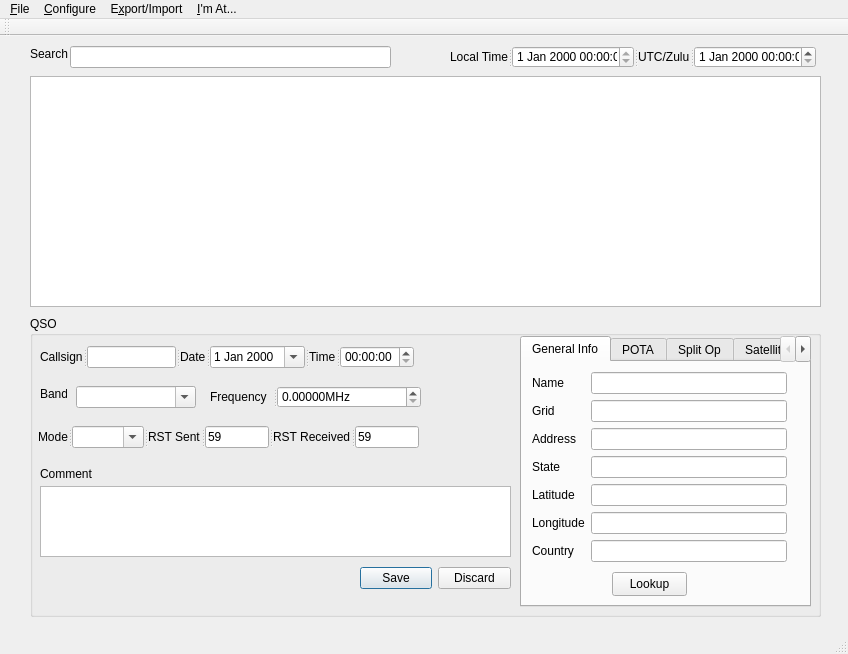
Before: the Qt Designer form qsologmainwindow.ui in fiacobelli/qsolog, drawn with Qt 5.
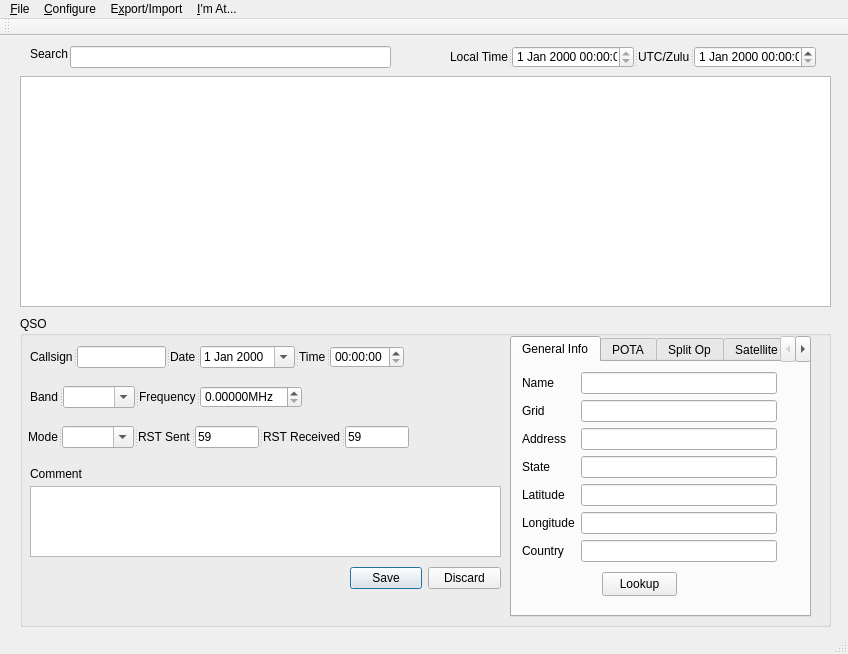
After: the same form once the commit is applied.

Diff of the .ui file:
```diff
--- a/qsologmainwindow.ui
+++ b/qsologmainwindow.ui
@@ -14,84 +14,6 @@
    <string>MainWindow</string>
   </property>
   <widget class="QWidget" name="centralwidget">
-   <widget class="QLabel" name="label_5">
-    <property name="geometry">
-     <rect>
-      <x>40</x>
-      <y>430</y>
-      <width>61</width>
-      <height>16</height>
-     </rect>
-    </property>
-    <property name="text">
-     <string>Comment</string>
-    </property>
-   </widget>
-   <widget class="QPlainTextEdit" name="commentsPlainTextEdit">
-    <property name="geometry">
-     <rect>
-      <x>40</x>
-      <y>450</y>
-      <width>471</width>
-      <height>71</height>
-     </rect>
-    </property>
-   </widget>
-   <widget class="QDialogButtonBox" name="saveQSOButtonBox">
-    <property name="geometry">
-     <rect>
-      <x>360</x>
-      <y>530</y>
-      <width>151</width>
-      <height>24</height>
-     </rect>
-    </property>
-    <property name="toolTip">
-     <string>Save or discard this entry</string>
-    </property>
-    <property name="standardButtons">
-     <set>QDialogButtonBox::Discard|QDialogButtonBox::Save</set>
-    </property>
-   </widget>
-   <widget class="QSplitter" name="splitter">
-    <property name="geometry">
-     <rect>
-      <x>40</x>
-      <y>310</y>
-      <width>374</width>
-      <height>22</height>
-     </rect>
-    </property>
-    <property name="orientation">
-     <enum>Qt::Horizontal</enum>
-    </property>
-    <widget class="QLabel" name="label">
-     <property name="text">
-      <string>Callsign</string>
-     </property>
-    </widget>
-    <widget class="QLineEdit" name="theirCallLineEdit">
-     <property name="toolTip">
-      <string>Enter the contact's callsign</string>
-     </property>
-    </widget>
-    <widget class="QLabel" name="label_2">
-     <property name="text">
-      <string>Date</string>
-     </property>
-    </widget>
-    <widget class="QDateEdit" name="dateEdit">
-     <property name="calendarPopup">
-      <bool>true</bool>
-     </property>
-    </widget>
-    <widget class="QLabel" name="label_6">
-     <property name="text">
-      <string>Time</string>
-     </property>
-    </widget>
-    <widget class="QTimeEdit" name="timeEdit"/>
-   </widget>
    <widget class="QLineEdit" name="searchLineEdit">
     <property name="geometry">
      <rect>
@@ -118,10 +40,10 @@
    <widget class="QGroupBox" name="groupBox">
     <property name="geometry">
      <rect>
-      <x>30</x>
+      <x>20</x>
       <y>280</y>
-      <width>791</width>
-      <height>301</height>
+      <width>811</width>
+      <height>311</height>
      </rect>
     </property>
     <property name="title">
@@ -132,8 +54,8 @@
       <rect>
        <x>490</x>
        <y>20</y>
-       <width>291</width>
-       <height>271</height>
+       <width>301</width>
+       <height>281</height>
       </rect>
      </property>
      <property name="currentIndex">
@@ -518,18 +440,115 @@
       </property>
      </widget>
     </widget>
+    <widget class="QSplitter" name="splitter">
+     <property name="geometry">
+      <rect>
+       <x>10</x>
+       <y>30</y>
+       <width>374</width>
+       <height>22</height>
+      </rect>
+     </property>
+     <property name="orientation">
+      <enum>Qt::Horizontal</enum>
+     </property>
+     <widget class="QLabel" name="label">
+      <property name="text">
+       <string>Callsign</string>
+      </property>
+     </widget>
+     <widget class="QLineEdit" name="theirCallLineEdit">
+      <property name="toolTip">
+       <string>Enter the contact's callsign</string>
+      </property>
+     </widget>
+     <widget class="QLabel" name="label_2">
+      <property name="text">
+       <string>Date</string>
+      </property>
+     </widget>
+     <widget class="QDateEdit" name="dateEdit">
+      <property name="calendarPopup">
+       <bool>true</bool>
+      </property>
+     </widget>
+     <widget class="QLabel" name="label_6">
+      <property name="text">
+       <string>Time</string>
+      </property>
+     </widget>
+     <widget class="QTimeEdit" name="timeEdit"/>
+    </widget>
+    <widget class="QDialogButtonBox" name="saveQSOButtonBox">
+     <property name="geometry">
+      <rect>
+       <x>330</x>
+       <y>250</y>
+       <width>151</width>
+       <height>24</height>
+      </rect>
+     </property>
+     <property name="toolTip">
+      <string>Save or discard this entry</string>
+     </property>
+     <property name="standardButtons">
+      <set>QDialogButtonBox::Discard|QDialogButtonBox::Save</set>
+     </property>
+    </widget>
+    <widget class="QPlainTextEdit" name="commentsPlainTextEdit">
+     <property name="geometry">
+      <rect>
+       <x>10</x>
+       <y>170</y>
+       <width>471</width>
+       <height>71</height>
+      </rect>
+     </property>
+    </widget>
+    <widget class="QLabel" name="label_5">
+     <property name="geometry">
+      <rect>
+       <x>10</x>
+       <y>150</y>
+       <width>61</width>
+       <height>16</height>
+      </rect>
+     </property>
+     <property name="text">
+      <string>Comment</string>
+     </property>
+    </widget>
     <widget class="QSplitter" name="splitter_4">
      <property name="geometry">
       <rect>
-       <x>180</x>
+       <x>10</x>
        <y>70</y>
-       <width>211</width>
+       <width>272</width>
        <height>22</height>
       </rect>
      </property>
      <property name="orientation">
       <enum>Qt::Horizontal</enum>
      </property>
+     <widget class="QLabel" name="label_3">
+      <property name="text">
+       <string>Band</string>
+      </property>
+     </widget>
+     <widget class="QComboBox" name="bandComboBox">
+      <property name="sizePolicy">
+       <sizepolicy hsizetype="MinimumExpanding" vsizetype="Fixed">
+        <horstretch>0</horstretch>
+        <verstretch>0</verstretch>
+       </sizepolicy>
+      </property>
+      <property name="statusTip">
+       <string>Select the band of this QSO</string>
+      </property>
+      <property name="editable">
+       <bool>true</bool>
+      </property>
+     </widget>
      <widget class="QLabel" name="label_9">
       <property name="text">
        <string>Frequency</string>
@@ -563,9 +582,9 @@
    <widget class="QTableView" name="logListTableView">
     <property name="geometry">
      <rect>
-      <x>30</x>
+      <x>20</x>
       <y>40</y>
-      <width>791</width>
+      <width>811</width>
       <height>231</height>
      </rect>
     </property>
@@ -603,41 +622,6 @@
      </property>
     </widget>
    </widget>
-   <widget class="QComboBox" name="bandComboBox">
-    <property name="geometry">
-     <rect>
-      <x>76</x>
-      <y>350</y>
-      <width>120</width>
-      <height>22</height>
-     </rect>
-    </property>
-    <property name="sizePolicy">
-     <sizepolicy hsizetype="MinimumExpanding" vsizetype="Fixed">
-      <horstretch>0</horstretch>
-      <verstretch>0</verstretch>
-     </sizepolicy>
-    </property>
-    <property name="statusTip">
-     <string>Select the band of this QSO</string>
-    </property>
-    <property name="editable">
-     <bool>true</bool>
-    </property>
-   </widget>
-   <widget class="QLabel" name="label_3">
-    <property name="geometry">
-     <rect>
-      <x>40</x>
-      <y>350</y>
-      <width>27</width>
-      <height>16</height>
-     </rect>
-    </property>
-    <property name="text">
-     <string>Band</string>
-    </property>
-   </widget>
    <zorder>groupBox</zorder>
    <zorder>splitter_3</zorder>
    <zorder>bandComboBox</zorder>
```
Left out of the diff: 6 changed lines with no effect on the pictures.
